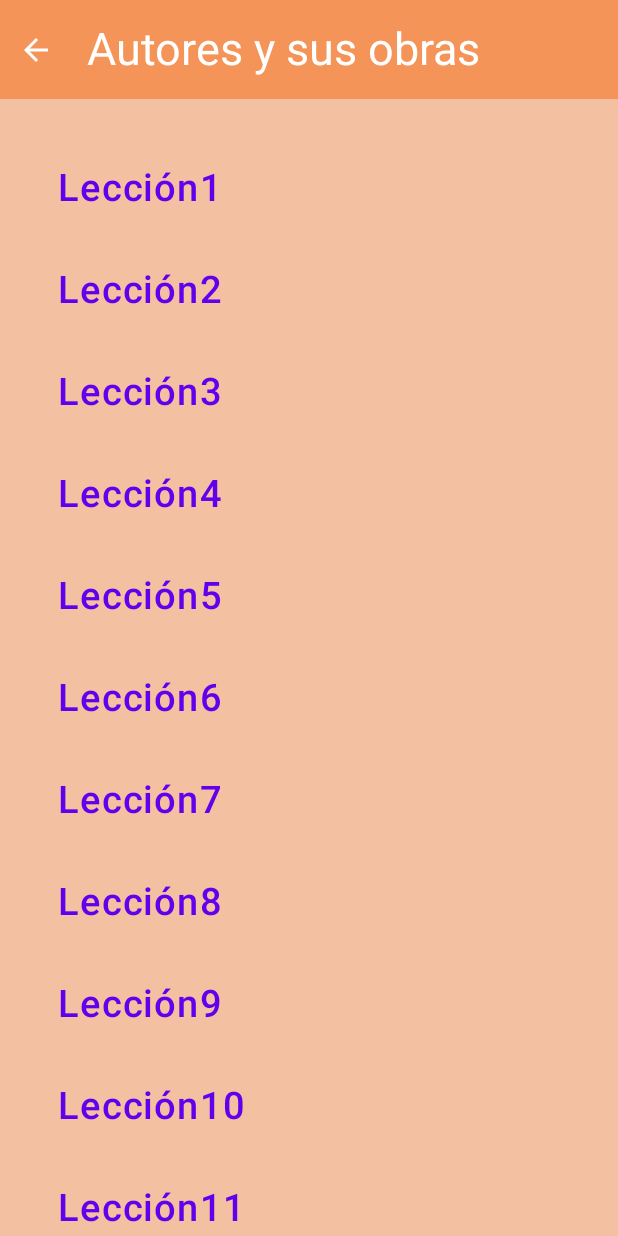
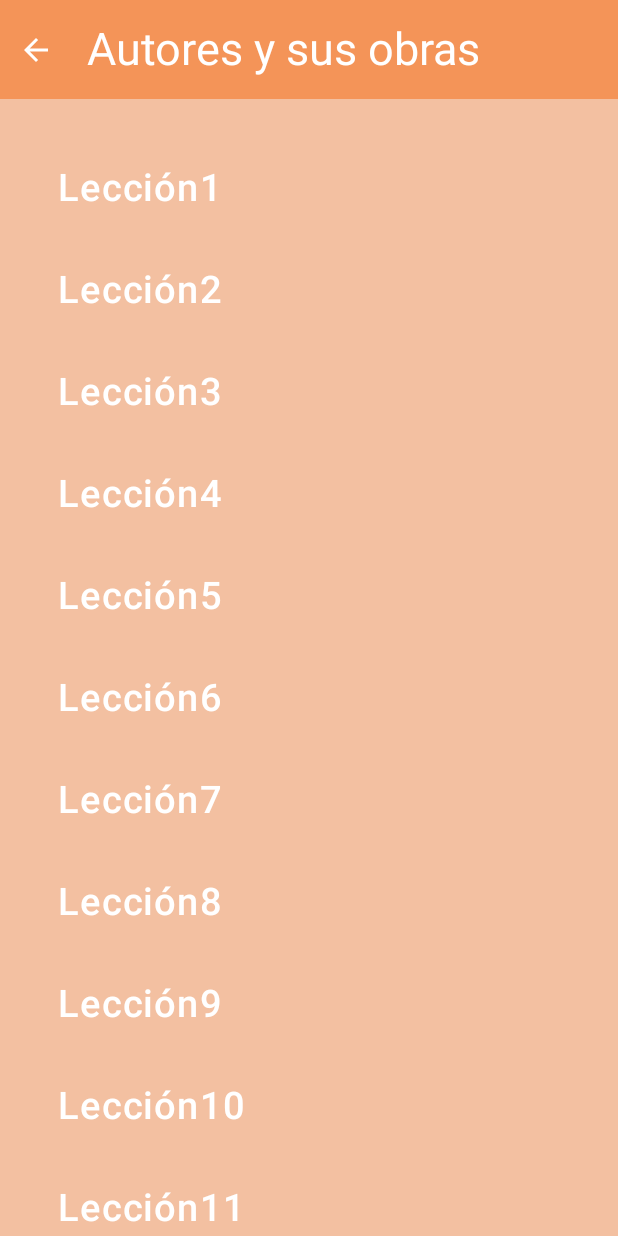
Before and after one commit to sito8943/SapereAudi, an Android app built with Jetpack Compose: the AuthorsView screen opened through its navigation route, on a phone screen of 412 x 824 dp. Run offline under Robolectric (Android 15) with nearby library versions, the phone set to English and light mode, and no system bars.

Commit message:
lesson button on white

```diff
--- a/app/src/main/java/com/sito/sapereaudi/ui/views/LessonView.kt
+++ b/app/src/main/java/com/sito/sapereaudi/ui/views/LessonView.kt
@@ -4,10 +4,12 @@ import androidx.compose.foundation.clickable
 import androidx.compose.foundation.layout.*
 import androidx.compose.foundation.lazy.LazyColumn
 import androidx.compose.foundation.lazy.items
+import androidx.compose.material.ButtonDefaults
 import androidx.compose.material.Text
 import androidx.compose.material.TextButton
 import androidx.compose.runtime.Composable
 import androidx.compose.ui.Modifier
+import androidx.compose.ui.graphics.Color
 import androidx.compose.ui.res.stringResource
 import androidx.compose.ui.unit.dp
 import androidx.compose.ui.unit.sp
@@ -52,11 +54,12 @@ fun createLesson(max: Int, navController: NavController) {
                 modifier = Modifier.padding(vertical = 10.dp, horizontal = 15.dp),
                 onClick = {
                     navController.navigate(Screen.LessonView.withArgs(item.toString()))
-                }
+                },
             ) {
                 Text(
                     text = ("Lección$item"),
                     fontSize = 25.sp,
+                    color = Color.White
                 )
             }
         })
```
